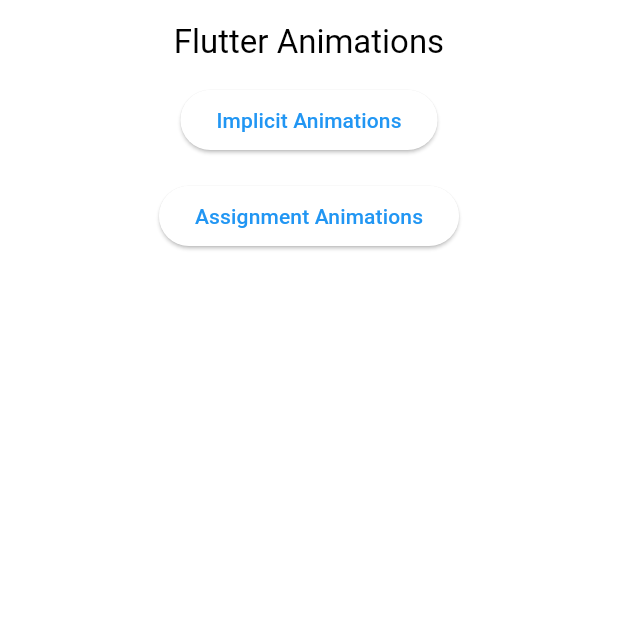
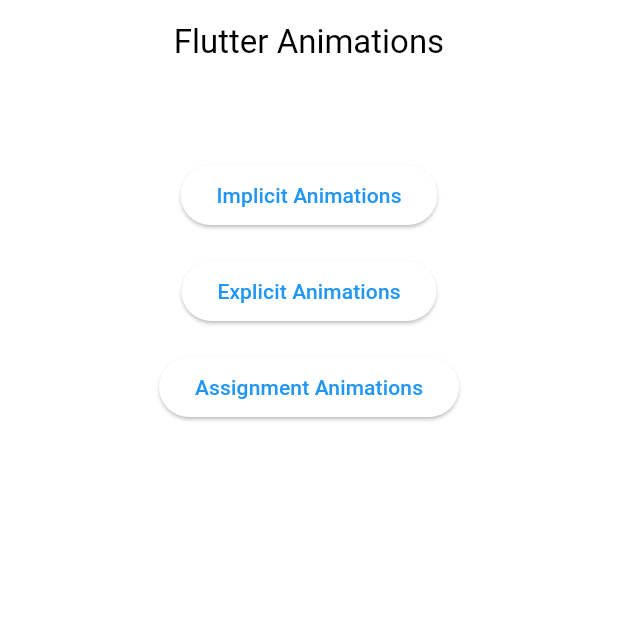
Before and after one commit to dlwls5201/flutter_animations, a Flutter app: the screen it shows after launch, on a phone screen of 412 x 824 dp, the top half of it. Run offline on Flutter 3.47's test engine with Material 3 defaults, Android fonts, the phone set to English and light mode, and no system bars.

Commit message:
add explicit animation screen

```diff
--- a/lib/screens/menu_screen.dart
+++ b/lib/screens/menu_screen.dart
@@ -1,5 +1,6 @@
 import 'package:flutter/material.dart';
 import 'package:flutter_animations_masterclass/screens/assignment_screen.dart';
+import 'package:flutter_animations_masterclass/screens/explicit_animations_screens.dart';
 
 import 'implicit_animations_screen.dart';
 
@@ -25,6 +26,9 @@ class MenuScreen extends StatelessWidget {
       body: Center(
         child: Column(
           children: [
+            const SizedBox(
+              height: 50,
+            ),
             ElevatedButton(
               onPressed: () {
                 goToPage(
@@ -34,6 +38,20 @@ class MenuScreen extends StatelessWidget {
               },
               child: const Text(
                 "Implicit Animations",
+              ),
+            ),
+            const SizedBox(
+              height: 16,
+            ),
+            ElevatedButton(
+              onPressed: () {
+                goToPage(
+                  context,
+                  const ExplicitAnimationsScreen(),
+                );
+              },
+              child: const Text(
+                "Explicit Animations",
               ),
             ),
             const SizedBox(
```
Also changed, not shown: lib/screens/explicit_animations_screens.dart (added, +20 -0 lines), lib/screens/implicit_animations_screen.dart (+4 -4 lines).
